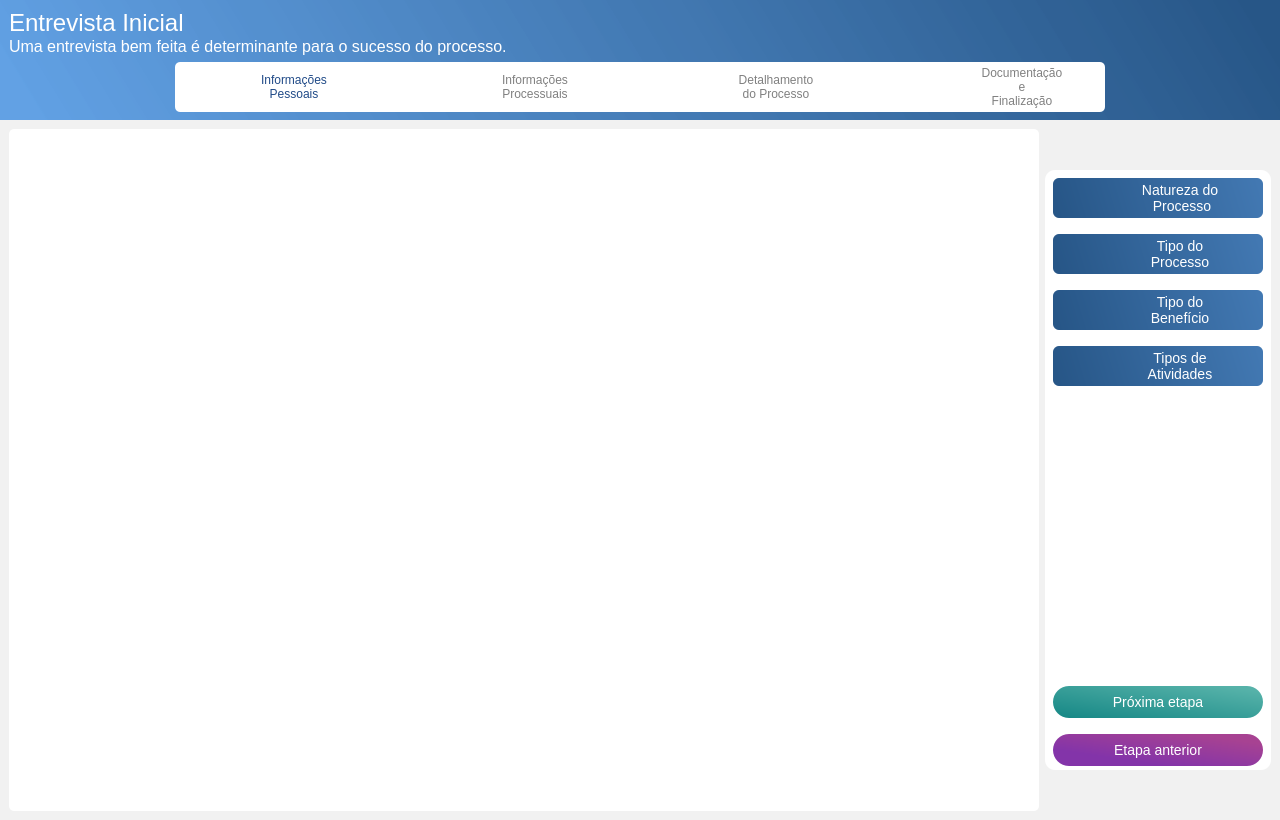
Above: Telas/UI/entrevistaPage.ui from newprev/PrevCliente before the change. Below: the same form after it.
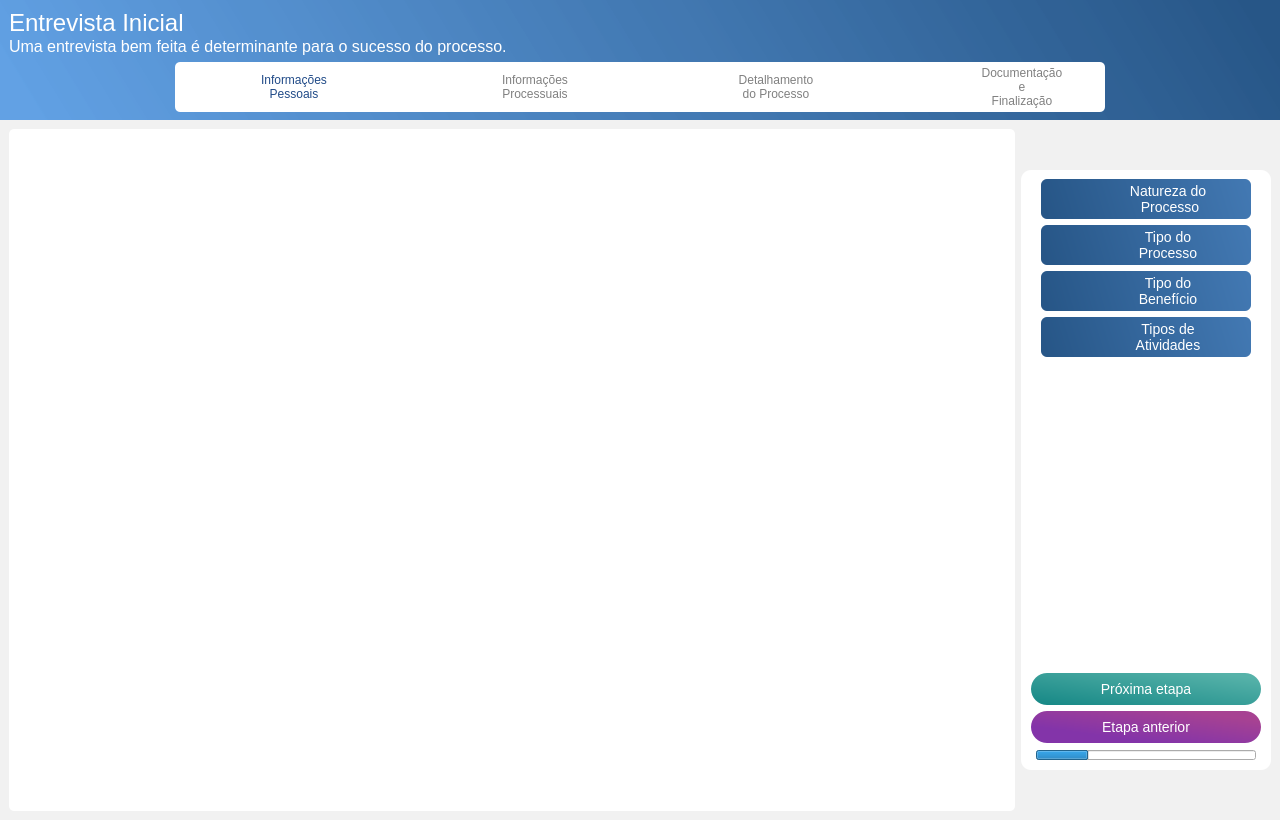
That is the form after the change. Icons and pictures are not drawn.

What changed in the file:
```diff
--- a/Telas/UI/entrevistaPage.ui
+++ b/Telas/UI/entrevistaPage.ui
@@ -901,15 +901,21 @@
        </item>
        <item>
         <widget class="QFrame" name="frRight">
+         <property name="sizePolicy">
+          <sizepolicy hsizetype="Minimum" vsizetype="Preferred">
+           <horstretch>0</horstretch>
+           <verstretch>0</verstretch>
+          </sizepolicy>
+         </property>
          <property name="minimumSize">
           <size>
-           <width>180</width>
+           <width>250</width>
            <height>600</height>
           </size>
          </property>
          <property name="maximumSize">
           <size>
-           <width>16777215</width>
+           <width>280</width>
            <height>600</height>
           </size>
          </property>
@@ -920,22 +926,7 @@
           <enum>QFrame::Raised</enum>
          </property>
          <layout class="QVBoxLayout" name="verticalLayout_3">
-          <property name="spacing">
-           <number>16</number>
-          </property>
-          <property name="leftMargin">
-           <number>8</number>
-          </property>
-          <property name="topMargin">
-           <number>8</number>
-          </property>
-          <property name="rightMargin">
-           <number>8</number>
-          </property>
-          <property name="bottomMargin">
-           <number>4</number>
-          </property>
-          <item>
+          <item alignment="Qt::AlignHCenter">
            <widget class="QFrame" name="frNaturezaRight">
             <property name="minimumSize">
              <size>
@@ -1028,7 +1019,7 @@
             </layout>
            </widget>
           </item>
-          <item>
+          <item alignment="Qt::AlignHCenter">
            <widget class="QFrame" name="frTipoProcRight">
             <property name="minimumSize">
              <size>
@@ -1121,7 +1112,7 @@
             </layout>
            </widget>
           </item>
-          <item>
+          <item alignment="Qt::AlignHCenter">
            <widget class="QFrame" name="frTipoBeneRight">
             <property name="minimumSize">
              <size>
@@ -1214,7 +1205,7 @@
             </layout>
            </widget>
           </item>
-          <item>
+          <item alignment="Qt::AlignHCenter">
            <widget class="QFrame" name="frTiposAtiv">
             <property name="minimumSize">
              <size>
@@ -1320,17 +1311,17 @@
             </property>
            </spacer>
           </item>
-          <item>
+          <item alignment="Qt::AlignHCenter">
            <widget class="QPushButton" name="pbProxEtapa">
             <property name="minimumSize">
              <size>
-              <width>0</width>
+              <width>230</width>
               <height>32</height>
              </size>
             </property>
             <property name="maximumSize">
              <size>
-              <width>16777215</width>
+              <width>230</width>
               <height>32</height>
              </size>
             </property>
@@ -1339,17 +1330,17 @@
             </property>
            </widget>
           </item>
-          <item>
+          <item alignment="Qt::AlignHCenter">
            <widget class="QPushButton" name="pbVoltaEtapa">
             <property name="minimumSize">
              <size>
-              <width>0</width>
+              <width>230</width>
               <height>32</height>
              </size>
             </property>
             <property name="maximumSize">
              <size>
-              <width>16777215</width>
+              <width>230</width>
               <height>32</height>
              </size>
             </property>
@@ -1358,6 +1349,83 @@
             </property>
            </widget>
           </item>
+          <item alignment="Qt::AlignHCenter">
+           <widget class="QFrame" name="frame">
+            <property name="maximumSize">
+             <size>
+              <width>230</width>
+              <height>12</height>
+             </size>
+            </property>
+            <property name="sizeIncrement">
+             <size>
+              <width>230</width>
+              <height>20</height>
+             </size>
+            </property>
+            <property name="frameShape">
+             <enum>QFrame::NoFrame</enum>
+            </property>
+            <property name="frameShadow">
+             <enum>QFrame::Raised</enum>
+            </property>
+            <layout class="QHBoxLayout" name="horizontalLayout_19">
+             <property name="spacing">
+              <number>0</number>
+             </property>
+             <property name="leftMargin">
+              <number>0</number>
+             </property>
+             <property name="topMargin">
+              <number>0</number>
+             </property>
+             <property name="rightMargin">
+              <number>0</number>
+             </property>
+             <property name="bottomMargin">
+              <number>0</number>
+             </property>
+             <item>
+              <spacer name="verticalSpacer_2">
+               <property name="orientation">
+                <enum>Qt::Vertical</enum>
+               </property>
+               <property name="sizeHint" stdset="0">
+                <size>
+                 <width>0</width>
+                 <height>20</height>
+                </size>
+               </property>
+              </spacer>
+             </item>
+             <item>
+              <widget class="QProgressBar" name="pbarProgresso">
+               <property name="minimumSize">
+                <size>
+                 <width>220</width>
+                 <height>10</height>
+                </size>
+               </property>
+               <property name="maximumSize">
+                <size>
+                 <width>220</width>
+                 <height>10</height>
+                </size>
+               </property>
+               <property name="value">
+                <number>24</number>
+               </property>
+               <property name="textVisible">
+                <bool>false</bool>
+               </property>
+               <property name="invertedAppearance">
+                <bool>false</bool>
+               </property>
+              </widget>
+             </item>
+            </layout>
+           </widget>
+          </item>
          </layout>
         </widget>
        </item>
```
